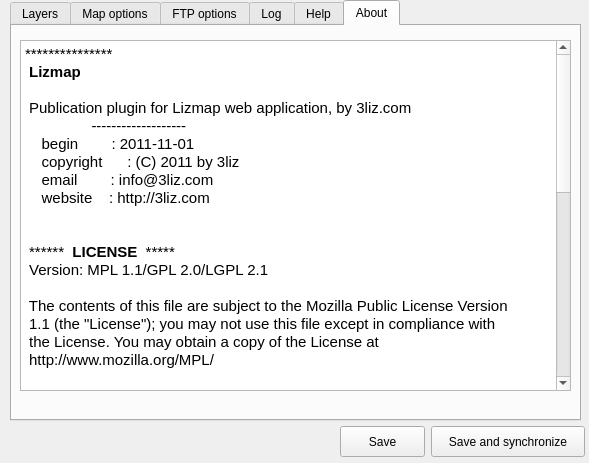
Above: ui_lizmap.ui from 3liz/lizmap-plugin before the change. Below: the same form after it.
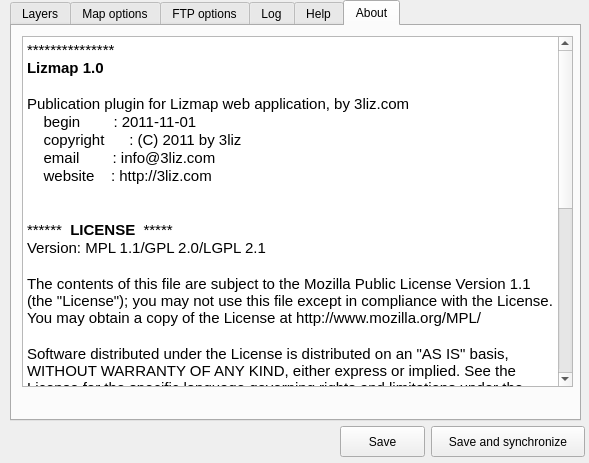
That is the form after the change. The open tabs and pages were chosen to show the change.

Commit message: Dialog - addition of tab 'About' with license CORRECTIONS

Patch:
```diff
--- a/ui_lizmap.ui
+++ b/ui_lizmap.ui
@@ -725,6 +725,51 @@
     <attribute name="title">
      <string>About</string>
     </attribute>
+    <widget class="QTextEdit" name="txtAbout">
+     <property name="enabled">
+      <bool>true</bool>
+     </property>
+     <property name="geometry">
+      <rect>
+       <x>10</x>
+       <y>10</y>
+       <width>551</width>
+       <height>351</height>
+      </rect>
+     </property>
+     <property name="readOnly">
+      <bool>true</bool>
+     </property>
+     <property name="html">
+      <string>&lt;!DOCTYPE HTML PUBLIC &quot;-//W3C//DTD HTML 4.0//EN&quot; &quot;http://www.w3.org/TR/REC-html40/strict.dtd&quot;&gt;
+&lt;html&gt;&lt;head&gt;&lt;meta name=&quot;qrichtext&quot; content=&quot;1&quot; /&gt;&lt;style type=&quot;text/css&quot;&gt;
+p, li { white-space: pre-wrap; }
+&lt;/style&gt;&lt;/head&gt;&lt;body style=&quot; font-family:'Ubuntu'; font-size:11pt; font-weight:400; font-style:normal;&quot;&gt;
+&lt;p style=&quot; margin-top:0px; margin-bottom:0px; margin-left:0px; margin-right:0px; -qt-block-indent:0; text-indent:0px;&quot;&gt;***************&lt;/p&gt;
+&lt;p style=&quot; margin-top:0px; margin-bottom:0px; margin-left:0px; margin-right:0px; -qt-block-indent:0; text-indent:0px;&quot;&gt;&lt;span style=&quot; font-weight:600;&quot;&gt;Lizmap 1.0&lt;/span&gt;&lt;/p&gt;
+&lt;p style=&quot;-qt-paragraph-type:empty; margin-top:0px; margin-bottom:0px; margin-left:0px; margin-right:0px; -qt-block-indent:0; text-indent:0px;&quot;&gt;&lt;/p&gt;
+&lt;p style=&quot; margin-top:0px; margin-bottom:0px; margin-left:0px; margin-right:0px; -qt-block-indent:0; text-indent:0px;&quot;&gt;Publication plugin for Lizmap web application, by 3liz.com&lt;/p&gt;
+&lt;p style=&quot; margin-top:0px; margin-bottom:0px; margin-left:0px; margin-right:0px; -qt-block-indent:0; text-indent:0px;&quot;&gt;    begin        : 2011-11-01&lt;/p&gt;
+&lt;p style=&quot; margin-top:0px; margin-bottom:0px; margin-left:0px; margin-right:0px; -qt-block-indent:0; text-indent:0px;&quot;&gt;    copyright      : (C) 2011 by 3liz&lt;/p&gt;
+&lt;p style=&quot; margin-top:0px; margin-bottom:0px; margin-left:0px; margin-right:0px; -qt-block-indent:0; text-indent:0px;&quot;&gt;    email        : info@3liz.com&lt;/p&gt;
+&lt;p style=&quot; margin-top:0px; margin-bottom:0px; margin-left:0px; margin-right:0px; -qt-block-indent:0; text-indent:0px;&quot;&gt;    website    : http://3liz.com&lt;/p&gt;
+&lt;p style=&quot;-qt-paragraph-type:empty; margin-top:0px; margin-bottom:0px; margin-left:0px; margin-right:0px; -qt-block-indent:0; text-indent:0px;&quot;&gt;&lt;/p&gt;
+&lt;p style=&quot;-qt-paragraph-type:empty; margin-top:0px; margin-bottom:0px; margin-left:0px; margin-right:0px; -qt-block-indent:0; text-indent:0px;&quot;&gt;&lt;/p&gt;
+&lt;p style=&quot; margin-top:0px; margin-bottom:0px; margin-left:0px; margin-right:0px; -qt-block-indent:0; text-indent:0px;&quot;&gt;******  &lt;span style=&quot; font-weight:600;&quot;&gt;LICENSE&lt;/span&gt;  *****&lt;/p&gt;
+&lt;p style=&quot; margin-top:0px; margin-bottom:0px; margin-left:0px; margin-right:0px; -qt-block-indent:0; text-indent:0px;&quot;&gt;Version: MPL 1.1/GPL 2.0/LGPL 2.1&lt;/p&gt;
+&lt;p style=&quot;-qt-paragraph-type:empty; margin-top:0px; margin-bottom:0px; margin-left:0px; margin-right:0px; -qt-block-indent:0; text-indent:0px;&quot;&gt;&lt;/p&gt;
+&lt;p style=&quot; margin-top:0px; margin-bottom:0px; margin-left:0px; margin-right:0px; -qt-block-indent:0; text-indent:0px;&quot;&gt;The contents of this file are subject to the Mozilla Public License Version 1.1 (the &amp;quot;License&amp;quot;); you may not use this file except in compliance with the License. You may obtain a copy of the License at http://www.mozilla.org/MPL/&lt;/p&gt;
+&lt;p style=&quot;-qt-paragraph-type:empty; margin-top:0px; margin-bottom:0px; margin-left:0px; margin-right:0px; -qt-block-indent:0; text-indent:0px;&quot;&gt;&lt;/p&gt;
+&lt;p style=&quot; margin-top:0px; margin-bottom:0px; margin-left:0px; margin-right:0px; -qt-block-indent:0; text-indent:0px;&quot;&gt;Software distributed under the License is distributed on an &amp;quot;AS IS&amp;quot; basis, WITHOUT WARRANTY OF ANY KIND, either express or implied. See the License for the specific language governing rights and limitations under the License.&lt;/p&gt;
+&lt;p style=&quot;-qt-paragraph-type:empty; margin-top:0px; margin-bottom:0px; margin-left:0px; margin-right:0px; -qt-block-indent:0; text-indent:0px;&quot;&gt;&lt;/p&gt;
+&lt;p style=&quot; margin-top:0px; margin-bottom:0px; margin-left:0px; margin-right:0px; -qt-block-indent:0; text-indent:0px;&quot;&gt;The Original Code is 3liz code,&lt;/p&gt;
+&lt;p style=&quot;-qt-paragraph-type:empty; margin-top:0px; margin-bottom:0px; margin-left:0px; margin-right:0px; -qt-block-indent:0; text-indent:0px;&quot;&gt;&lt;/p&gt;
+&lt;p style=&quot; margin-top:0px; margin-bottom:0px; margin-left:0px; margin-right:0px; -qt-block-indent:0; text-indent:0px;&quot;&gt;The Initial Developer of the Original Code are René-Luc D'Hont rldhont@3liz.com and Michael Douchin mdouchin@3liz.com &lt;/p&gt;
+&lt;p style=&quot; margin-top:0px; margin-bottom:0px; margin-left:0px; margin-right:0px; -qt-block-indent:0; text-indent:0px;&quot;&gt;Portions created by the Initial Developer are Copyright (C) 2011 the Initial Developer. All Rights Reserved.&lt;/p&gt;
+&lt;p style=&quot;-qt-paragraph-type:empty; margin-top:0px; margin-bottom:0px; margin-left:0px; margin-right:0px; -qt-block-indent:0; text-indent:0px;&quot;&gt;&lt;/p&gt;
+&lt;p style=&quot; margin-top:0px; margin-bottom:0px; margin-left:0px; margin-right:0px; -qt-block-indent:0; text-indent:0px;&quot;&gt;Alternatively, the contents of this file may be used under the terms of either of the GNU General Public License Version 2 or later (the &amp;quot;GPL&amp;quot;), or the GNU Lesser General Public License Version 2.1 or later (the &amp;quot;LGPL&amp;quot;), in which case the provisions of the GPL or the LGPL are applicable instead of those above. If you wish to allow use of your version of this file only under the terms of either the GPL or the LGPL, and not to allow others to use your version of this file under the terms of the MPL, indicate your decision by deleting the provisions above and replace them with the notice and other provisions required by the GPL or the LGPL. If you do not delete the provisions above, a recipient may use your version of this file under the terms of any one of the MPL, the GPL or the LGPL.&lt;/p&gt;&lt;/body&gt;&lt;/html&gt;</string>
+     </property>
+    </widget>
    </widget>
   </widget>
   <widget class="QPushButton" name="btSave">
@@ -756,71 +801,6 @@
     <string>Save and synchronize</string>
    </property>
   </widget>
-  <widget class="QTextEdit" name="txtAbout">
-   <property name="enabled">
-    <bool>true</bool>
-   </property>
-   <property name="geometry">
-    <rect>
-     <x>20</x>
-     <y>40</y>
-     <width>551</width>
-     <height>351</height>
-    </rect>
-   </property>
-   <property name="readOnly">
-    <bool>true</bool>
-   </property>
-   <property name="html">
-    <string>&lt;!DOCTYPE HTML PUBLIC &quot;-//W3C//DTD HTML 4.0//EN&quot; &quot;http://www.w3.org/TR/REC-html40/strict.dtd&quot;&gt;
-&lt;html&gt;&lt;head&gt;&lt;meta name=&quot;qrichtext&quot; content=&quot;1&quot; /&gt;&lt;style type=&quot;text/css&quot;&gt;
-p, li { white-space: pre-wrap; }
-&lt;/style&gt;&lt;/head&gt;&lt;body style=&quot; font-family:'Ubuntu'; font-size:11pt; font-weight:400; font-style:normal;&quot;&gt;
-&lt;p style=&quot; margin-top:0px; margin-bottom:0px; margin-left:0px; margin-right:0px; -qt-block-indent:0; text-indent:0px;&quot;&gt;***************&lt;/p&gt;
-&lt;p style=&quot; margin-top:0px; margin-bottom:0px; margin-left:0px; margin-right:0px; -qt-block-indent:0; text-indent:0px;&quot;&gt; &lt;span style=&quot; font-weight:600;&quot;&gt;Lizmap&lt;/span&gt;&lt;/p&gt;
-&lt;p style=&quot;-qt-paragraph-type:empty; margin-top:0px; margin-bottom:0px; margin-left:0px; margin-right:0px; -qt-block-indent:0; text-indent:0px;&quot;&gt;&lt;/p&gt;
-&lt;p style=&quot; margin-top:0px; margin-bottom:0px; margin-left:0px; margin-right:0px; -qt-block-indent:0; text-indent:0px;&quot;&gt; Publication plugin for Lizmap web application, by 3liz.com&lt;/p&gt;
-&lt;p style=&quot; margin-top:0px; margin-bottom:0px; margin-left:0px; margin-right:0px; -qt-block-indent:0; text-indent:0px;&quot;&gt;                -------------------&lt;/p&gt;
-&lt;p style=&quot; margin-top:0px; margin-bottom:0px; margin-left:0px; margin-right:0px; -qt-block-indent:0; text-indent:0px;&quot;&gt;    begin        : 2011-11-01&lt;/p&gt;
-&lt;p style=&quot; margin-top:0px; margin-bottom:0px; margin-left:0px; margin-right:0px; -qt-block-indent:0; text-indent:0px;&quot;&gt;    copyright      : (C) 2011 by 3liz&lt;/p&gt;
-&lt;p style=&quot; margin-top:0px; margin-bottom:0px; margin-left:0px; margin-right:0px; -qt-block-indent:0; text-indent:0px;&quot;&gt;    email        : info@3liz.com&lt;/p&gt;
-&lt;p style=&quot; margin-top:0px; margin-bottom:0px; margin-left:0px; margin-right:0px; -qt-block-indent:0; text-indent:0px;&quot;&gt;    website    : http://3liz.com&lt;/p&gt;
-&lt;p style=&quot;-qt-paragraph-type:empty; margin-top:0px; margin-bottom:0px; margin-left:0px; margin-right:0px; -qt-block-indent:0; text-indent:0px;&quot;&gt;&lt;/p&gt;
-&lt;p style=&quot;-qt-paragraph-type:empty; margin-top:0px; margin-bottom:0px; margin-left:0px; margin-right:0px; -qt-block-indent:0; text-indent:0px;&quot;&gt;&lt;/p&gt;
-&lt;p style=&quot; margin-top:0px; margin-bottom:0px; margin-left:0px; margin-right:0px; -qt-block-indent:0; text-indent:0px;&quot;&gt; ******  &lt;span style=&quot; font-weight:600;&quot;&gt;LICENSE&lt;/span&gt;  *****&lt;/p&gt;
-&lt;p style=&quot; margin-top:0px; margin-bottom:0px; margin-left:0px; margin-right:0px; -qt-block-indent:0; text-indent:0px;&quot;&gt; Version: MPL 1.1/GPL 2.0/LGPL 2.1&lt;/p&gt;
-&lt;p style=&quot;-qt-paragraph-type:empty; margin-top:0px; margin-bottom:0px; margin-left:0px; margin-right:0px; -qt-block-indent:0; text-indent:0px;&quot;&gt;&lt;/p&gt;
-&lt;p style=&quot; margin-top:0px; margin-bottom:0px; margin-left:0px; margin-right:0px; -qt-block-indent:0; text-indent:0px;&quot;&gt; The contents of this file are subject to the Mozilla Public License Version&lt;/p&gt;
-&lt;p style=&quot; margin-top:0px; margin-bottom:0px; margin-left:0px; margin-right:0px; -qt-block-indent:0; text-indent:0px;&quot;&gt; 1.1 (the &amp;quot;License&amp;quot;); you may not use this file except in compliance with&lt;/p&gt;
-&lt;p style=&quot; margin-top:0px; margin-bottom:0px; margin-left:0px; margin-right:0px; -qt-block-indent:0; text-indent:0px;&quot;&gt; the License. You may obtain a copy of the License at&lt;/p&gt;
-&lt;p style=&quot; margin-top:0px; margin-bottom:0px; margin-left:0px; margin-right:0px; -qt-block-indent:0; text-indent:0px;&quot;&gt; http://www.mozilla.org/MPL/&lt;/p&gt;
-&lt;p style=&quot;-qt-paragraph-type:empty; margin-top:0px; margin-bottom:0px; margin-left:0px; margin-right:0px; -qt-block-indent:0; text-indent:0px;&quot;&gt;&lt;/p&gt;
-&lt;p style=&quot; margin-top:0px; margin-bottom:0px; margin-left:0px; margin-right:0px; -qt-block-indent:0; text-indent:0px;&quot;&gt; Software distributed under the License is distributed on an &amp;quot;AS IS&amp;quot; basis,&lt;/p&gt;
-&lt;p style=&quot; margin-top:0px; margin-bottom:0px; margin-left:0px; margin-right:0px; -qt-block-indent:0; text-indent:0px;&quot;&gt; WITHOUT WARRANTY OF ANY KIND, either express or implied. See the License&lt;/p&gt;
-&lt;p style=&quot; margin-top:0px; margin-bottom:0px; margin-left:0px; margin-right:0px; -qt-block-indent:0; text-indent:0px;&quot;&gt; for the specific language governing rights and limitations under the&lt;/p&gt;
-&lt;p style=&quot; margin-top:0px; margin-bottom:0px; margin-left:0px; margin-right:0px; -qt-block-indent:0; text-indent:0px;&quot;&gt; License.&lt;/p&gt;
-&lt;p style=&quot;-qt-paragraph-type:empty; margin-top:0px; margin-bottom:0px; margin-left:0px; margin-right:0px; -qt-block-indent:0; text-indent:0px;&quot;&gt;&lt;/p&gt;
-&lt;p style=&quot; margin-top:0px; margin-bottom:0px; margin-left:0px; margin-right:0px; -qt-block-indent:0; text-indent:0px;&quot;&gt; The Original Code is 3liz code,&lt;/p&gt;
-&lt;p style=&quot;-qt-paragraph-type:empty; margin-top:0px; margin-bottom:0px; margin-left:0px; margin-right:0px; -qt-block-indent:0; text-indent:0px;&quot;&gt;&lt;/p&gt;
-&lt;p style=&quot; margin-top:0px; margin-bottom:0px; margin-left:0px; margin-right:0px; -qt-block-indent:0; text-indent:0px;&quot;&gt; The Initial Developer of the Original Code are René-Luc D'Hont rldhont@3liz.com&lt;/p&gt;
-&lt;p style=&quot; margin-top:0px; margin-bottom:0px; margin-left:0px; margin-right:0px; -qt-block-indent:0; text-indent:0px;&quot;&gt; and Michael Douchin mdouchin@3liz.com&lt;/p&gt;
-&lt;p style=&quot; margin-top:0px; margin-bottom:0px; margin-left:0px; margin-right:0px; -qt-block-indent:0; text-indent:0px;&quot;&gt; Portions created by the Initial Developer are Copyright (C) 2011&lt;/p&gt;
-&lt;p style=&quot; margin-top:0px; margin-bottom:0px; margin-left:0px; margin-right:0px; -qt-block-indent:0; text-indent:0px;&quot;&gt; the Initial Developer. All Rights Reserved.&lt;/p&gt;
-&lt;p style=&quot;-qt-paragraph-type:empty; margin-top:0px; margin-bottom:0px; margin-left:0px; margin-right:0px; -qt-block-indent:0; text-indent:0px;&quot;&gt;&lt;/p&gt;
-&lt;p style=&quot; margin-top:0px; margin-bottom:0px; margin-left:0px; margin-right:0px; -qt-block-indent:0; text-indent:0px;&quot;&gt; Alternatively, the contents of this file may be used under the terms of&lt;/p&gt;
-&lt;p style=&quot; margin-top:0px; margin-bottom:0px; margin-left:0px; margin-right:0px; -qt-block-indent:0; text-indent:0px;&quot;&gt; either of the GNU General Public License Version 2 or later (the &amp;quot;GPL&amp;quot;),&lt;/p&gt;
-&lt;p style=&quot; margin-top:0px; margin-bottom:0px; margin-left:0px; margin-right:0px; -qt-block-indent:0; text-indent:0px;&quot;&gt; or the GNU Lesser General Public License Version 2.1 or later (the &amp;quot;LGPL&amp;quot;),&lt;/p&gt;
-&lt;p style=&quot; margin-top:0px; margin-bottom:0px; margin-left:0px; margin-right:0px; -qt-block-indent:0; text-indent:0px;&quot;&gt; in which case the provisions of the GPL or the LGPL are applicable instead&lt;/p&gt;
-&lt;p style=&quot; margin-top:0px; margin-bottom:0px; margin-left:0px; margin-right:0px; -qt-block-indent:0; text-indent:0px;&quot;&gt; of those above. If you wish to allow use of your version of this file only&lt;/p&gt;
-&lt;p style=&quot; margin-top:0px; margin-bottom:0px; margin-left:0px; margin-right:0px; -qt-block-indent:0; text-indent:0px;&quot;&gt; under the terms of either the GPL or the LGPL, and not to allow others to&lt;/p&gt;
-&lt;p style=&quot; margin-top:0px; margin-bottom:0px; margin-left:0px; margin-right:0px; -qt-block-indent:0; text-indent:0px;&quot;&gt; use your version of this file under the terms of the MPL, indicate your&lt;/p&gt;
-&lt;p style=&quot; margin-top:0px; margin-bottom:0px; margin-left:0px; margin-right:0px; -qt-block-indent:0; text-indent:0px;&quot;&gt; decision by deleting the provisions above and replace them with the notice&lt;/p&gt;
-&lt;p style=&quot; margin-top:0px; margin-bottom:0px; margin-left:0px; margin-right:0px; -qt-block-indent:0; text-indent:0px;&quot;&gt; and other provisions required by the GPL or the LGPL. If you do not delete&lt;/p&gt;
-&lt;p style=&quot; margin-top:0px; margin-bottom:0px; margin-left:0px; margin-right:0px; -qt-block-indent:0; text-indent:0px;&quot;&gt; the provisions above, a recipient may use your version of this file under&lt;/p&gt;
-&lt;p style=&quot; margin-top:0px; margin-bottom:0px; margin-left:0px; margin-right:0px; -qt-block-indent:0; text-indent:0px;&quot;&gt; the terms of any one of the MPL, the GPL or the LGPL.&lt;/p&gt;
-&lt;p style=&quot;-qt-paragraph-type:empty; margin-top:0px; margin-bottom:0px; margin-left:0px; margin-right:0px; -qt-block-indent:0; text-indent:0px;&quot;&gt;&lt;/p&gt;&lt;/body&gt;&lt;/html&gt;</string>
-   </property>
-  </widget>
  </widget>
  <tabstops>
   <tabstop>tabWidget</tabstop>
```
The commit also changes 1 other file.
